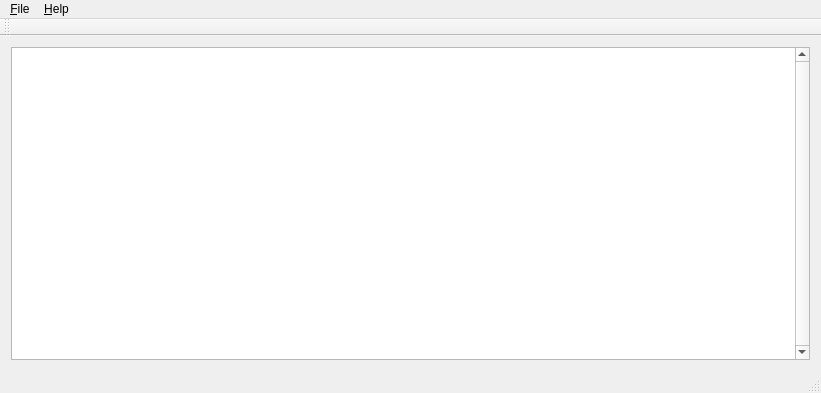
pullmoll/p2emu, file mainwindow.ui: the form before one commit.
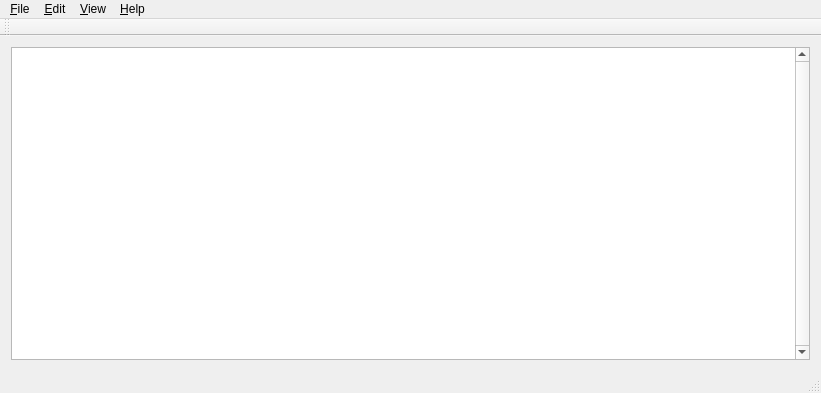
The form after the commit. Icons and pictures are not drawn.

Commit message:
Add some icons; menu actions for Go ...
Just a little polishing of the UI.

Diff of the .ui file:
```diff
--- a/mainwindow.ui
+++ b/mainwindow.ui
@@ -86,7 +86,24 @@
     <addaction name="separator"/>
     <addaction name="action_AboutQt5"/>
    </widget>
+   <widget class="QMenu" name="menu_Edit">
+    <property name="title">
+     <string>&amp;Edit</string>
+    </property>
+    <addaction name="action_Go_to_address"/>
+    <addaction name="action_Go_to_COG"/>
+    <addaction name="action_Go_to_LUT"/>
+    <addaction name="action_Go_to_FC000"/>
+   </widget>
+   <widget class="QMenu" name="menu_View">
+    <property name="title">
+     <string>&amp;View</string>
+    </property>
+    <addaction name="action_setLowercase"/>
+   </widget>
    <addaction name="menu_File"/>
+   <addaction name="menu_Edit"/>
+   <addaction name="menu_View"/>
    <addaction name="menu_Help"/>
   </widget>
   <widget class="QToolBar" name="mainToolBar">
```
Left out of the diff: 67 changed lines with no effect on the pictures. The commit also changes 12 other files.
